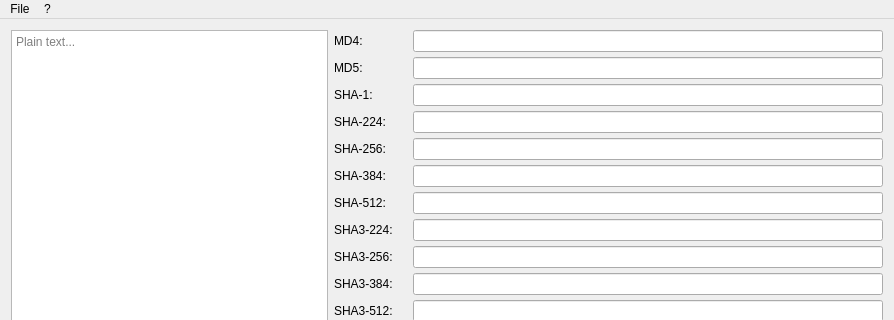
First picture: the form in ui/mainwindow.ui, repository rikyoz/MrHash, before the edit; both pictures show x 0 to 894 and y 0 to 320 of the 894 by 549 pixel window.
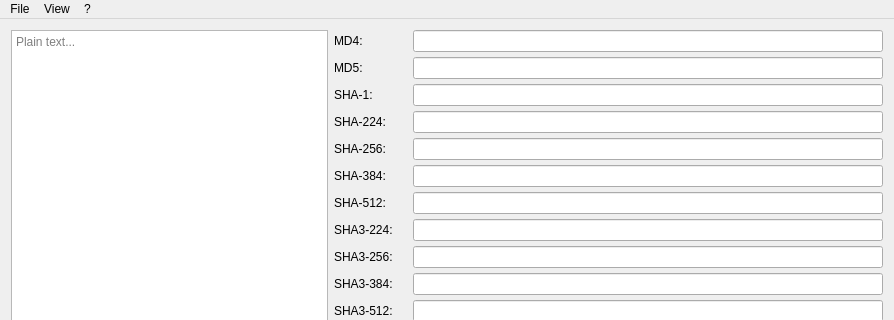
Second picture: the form after the edit. Icons and pictures are not drawn.

Commit message: Introduce the QHasher class and the option to show hashes in uppercase

```diff
--- a/ui/mainwindow.ui
+++ b/ui/mainwindow.ui
@@ -399,7 +399,14 @@
     <addaction name="actionInformazioni_su_Hasher"/>
     <addaction name="actionAboutQt"/>
    </widget>
+   <widget class="QMenu" name="menuView">
+    <property name="title">
+     <string>View</string>
+    </property>
+    <addaction name="actionShowUppercase"/>
+   </widget>
    <addaction name="menuFile"/>
+   <addaction name="menuView"/>
    <addaction name="menu"/>
   </widget>
   <action name="actionEsci">
```
Left out of the diff: 8 changed lines with no effect on the pictures. The commit also changes 5 other files.
